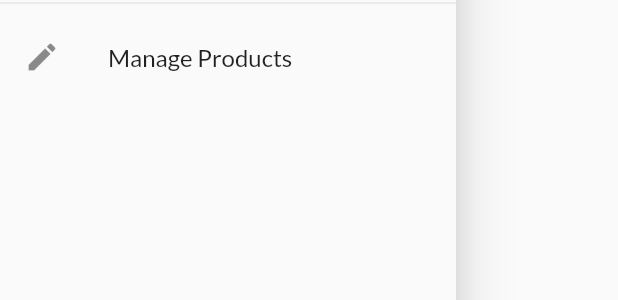
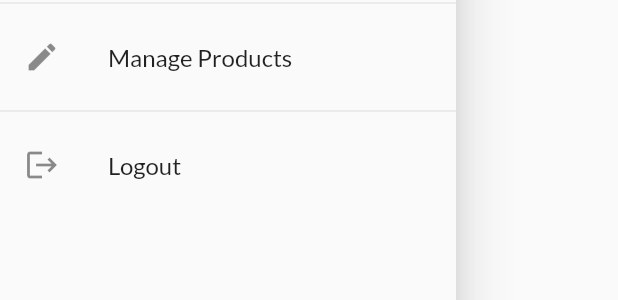
Before and after one commit to MBA-997/EcomHub, a Flutter app: the AppDrawer widget shown alone on an empty page, opened directly, on a phone screen of 412 x 824 dp. Shown: the part 309-609 px from the top of the screen. Run offline on Flutter 3.47's test engine with Material 2 defaults, Android fonts, the phone set to English and light mode, and no system bars; our stand-ins replace shared_preferences; accounts and stored records are empty; network calls fail.

Commit message:
Added logout button and integrated auto logout

```diff
--- a/lib/widgets/app_drawer.dart
+++ b/lib/widgets/app_drawer.dart
@@ -1,4 +1,7 @@
 import 'package:flutter/material.dart';
+import 'package:provider/provider.dart';
+
+import '../providers/auth.dart';
 
 import '../screens/order_screen.dart';
 import '../screens/user_products_screen.dart';
@@ -36,6 +39,15 @@ class AppDrawer extends StatelessWidget {
               Navigator.of(context)
                   .pushReplacementNamed(UserProductScreen.routeName);
             }),
+        const Divider(),
+        ListTile(
+            leading: const Icon(Icons.logout),
+            title: const Text('Logout'),
+            onTap: () {
+              Navigator.of(context).pop();
+              Navigator.of(context).pushReplacementNamed('/');
+              Provider.of<Auth>(context, listen: false).logout();
+            }),
       ]),
     );
   }
```
